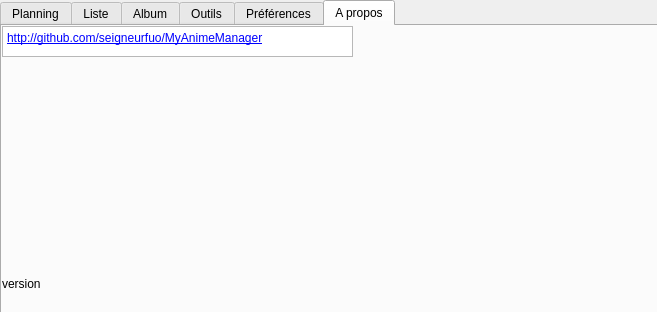
Before: the Qt Designer form data/gui.ui in seigneurfuo/MyAnimeManager, drawn with Qt 5.
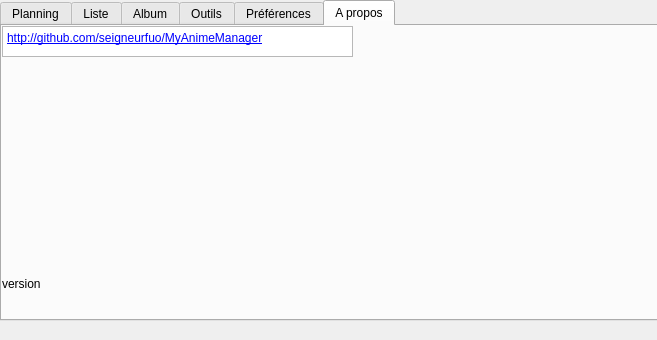
After: the same form once the commit is applied. The open tabs and pages were chosen to show the change. Icons and pictures are not drawn.

Commit message:
Ajout d'une barre de status
Ajout d'une barre de status

```diff
--- a/data/gui.ui
+++ b/data/gui.ui
@@ -7,7 +7,7 @@
     <x>0</x>
     <y>0</y>
     <width>657</width>
-    <height>312</height>
+    <height>340</height>
    </rect>
   </property>
   <property name="sizePolicy">
@@ -29,6 +29,9 @@
   <property name="whatsThis">
    <string/>
   </property>
+  <property name="styleSheet">
+   <string notr="true"/>
+  </property>
   <widget class="QWidget" name="centralwidget">
    <widget class="QTabWidget" name="tabWidget">
     <property name="enabled">
@@ -1540,6 +1543,19 @@
      </widget>
     </widget>
    </widget>
+   <widget class="QLabel" name="barreDeStatus">
+    <property name="geometry">
+     <rect>
+      <x>10</x>
+      <y>320</y>
+      <width>641</width>
+      <height>16</height>
+     </rect>
+    </property>
+    <property name="text">
+     <string/>
+    </property>
+   </widget>
   </widget>
  </widget>
  <tabstops>
```
Left out of the diff: 6 changed lines with no effect on the pictures.
